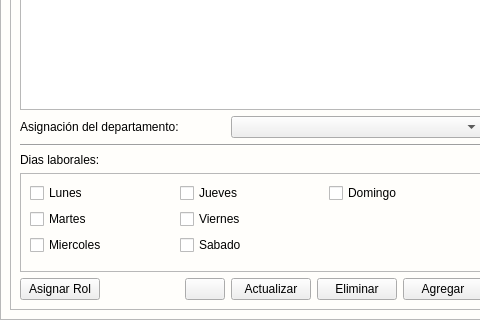
First picture: the form in app/View/UserInterfaceUi/UI_ADMINISTRAR_PUESTOS.ui, repository LAngelVp/software-punto-de-venta, before the edit; both pictures show x 0 to 480 and y 249 to 569 of the 878 by 569 pixel window.
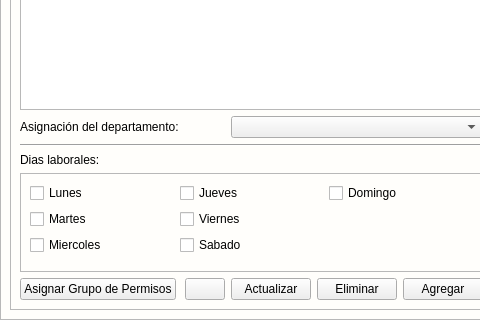
Second picture: the form after the edit. Icons and pictures are not drawn.

```diff
--- a/app/View/UserInterfaceUi/UI_ADMINISTRAR_PUESTOS.ui
+++ b/app/View/UserInterfaceUi/UI_ADMINISTRAR_PUESTOS.ui
@@ -467,7 +467,7 @@
          <item row="12" column="0" alignment="Qt::AlignLeft">
           <widget class="QPushButton" name="btn_btn_roles">
            <property name="text">
-            <string>Asignar Rol</string>
+            <string>Asignar Grupo de Permisos</string>
            </property>
           </widget>
          </item>
```
Left out of the diff: 45 changed lines with no effect on the pictures.
